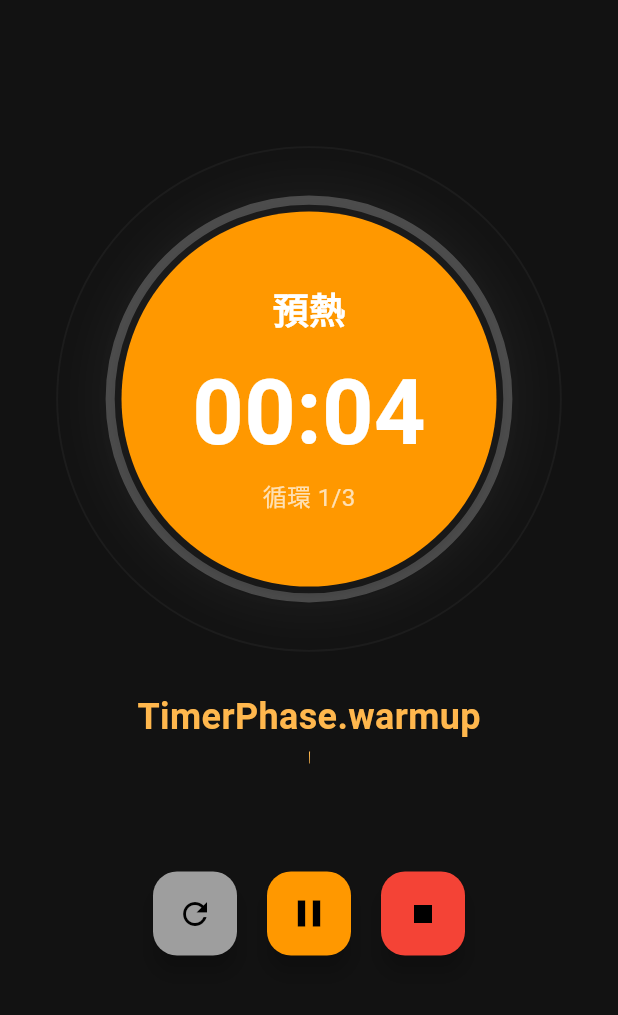
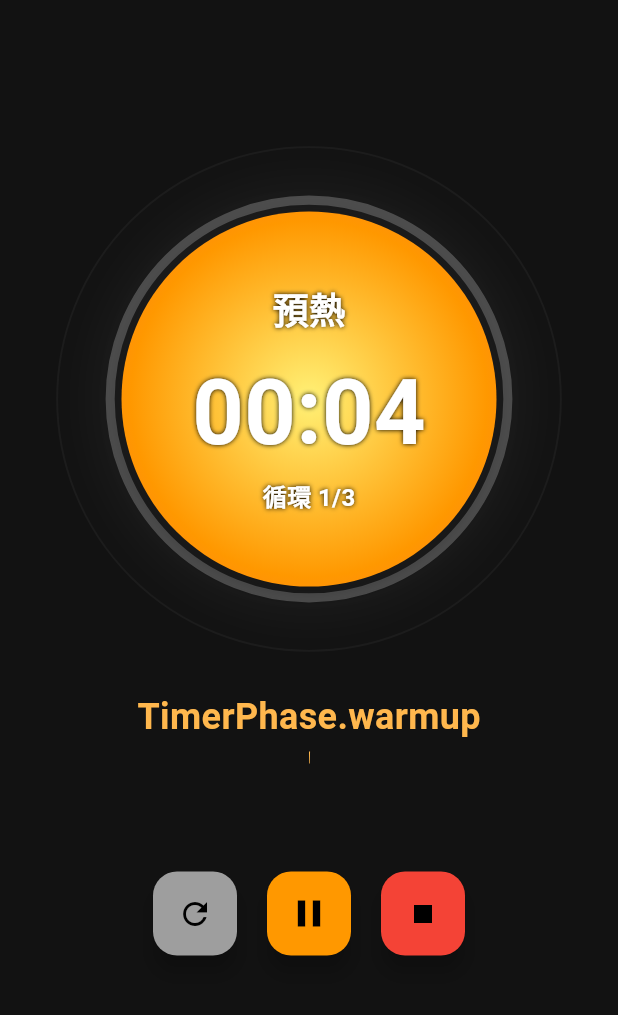
Before and after one commit to simonwell-flutter/fit_timer, a Flutter app: the screen it shows after launch, after a tap on the "play arrow" icon, on a phone screen of 412 x 824 dp, the part 84-1099 px from its top. Run offline on Flutter 3.47's test engine with Material 3 defaults, Android fonts, the phone set to English and light mode, and no system bars; our stand-ins replace just_audio, shared_preferences, wakelock_plus; Roboto replaces fonts that are missing (NotoSansTC).

Commit message:
更新 UI和加入相關階段音效

```diff
--- a/lib/providers/timer_provider.dart
+++ b/lib/providers/timer_provider.dart
@@ -21,10 +21,15 @@ class TimerProvider with ChangeNotifier {
   final AudioPlayer _tickPlayer = AudioPlayer();
   final AudioPlayer _phaseChangePlayer = AudioPlayer();
   final AudioPlayer _completePlayer = AudioPlayer();
+  final AudioPlayer _completeVoicePlayer = AudioPlayer();
   final AudioPlayer _phaseEndPlayer = AudioPlayer();
   final AudioPlayer _countThreePlayer = AudioPlayer();
   final AudioPlayer _countTwoPlayer = AudioPlayer();
   final AudioPlayer _countOnePlayer = AudioPlayer();
+  final AudioPlayer _restPlayer = AudioPlayer();
+  final AudioPlayer _workPlayer = AudioPlayer();
+  final AudioPlayer _warmupPlayer = AudioPlayer();
+  final AudioPlayer _cooldownPlayer = AudioPlayer();
 
   TimerProvider() {
     _initializeAudio();
@@ -54,10 +59,15 @@ class TimerProvider with ChangeNotifier {
       await _tickPlayer.setVolume(1.0);
       await _phaseChangePlayer.setAsset('assets/sounds/phase_change.mp3');
       await _completePlayer.setAsset('assets/sounds/complete.mp3');
+      await _completeVoicePlayer.setAsset('assets/sounds/complete_voice.mp3');
       await _phaseEndPlayer.setAsset('assets/sounds/phase_end.mp3');
       await _countThreePlayer.setAsset('assets/sounds/three.mp3');
       await _countTwoPlayer.setAsset('assets/sounds/two.mp3');
       await _countOnePlayer.setAsset('assets/sounds/one.mp3');
+      await _restPlayer.setAsset('assets/sounds/rest.mp3');
+      await _workPlayer.setAsset('assets/sounds/work.mp3');
+      await _warmupPlayer.setAsset('assets/sounds/warmup.mp3');
+      await _cooldownPlayer.setAsset('assets/sounds/cooldown.mp3');
     } catch (e) {
       debugPrint('Error initializing audio: $e');
     }
@@ -121,8 +131,15 @@ class TimerProvider with ChangeNotifier {
   }
 
   // 開始/恢復計時
-  void start() {
+  Future<void> start() async {
     if (_status == TimerStatus.running) return;
+
+    if (_phase == TimerPhase.warmup) {
+      await _warmupPlayer.stop();
+      await _warmupPlayer.seek(Duration.zero);
+      await _warmupPlayer.setVolume(1.0);
+      await _warmupPlayer.play();
+    }
 
     _status = TimerStatus.running;
     _timer = Timer.periodic(Duration(seconds: 1), _tick);
@@ -158,7 +175,7 @@ class TimerProvider with ChangeNotifier {
   }
 
   // 計時器跳動
-  void _tick(Timer timer) {
+  Future<void> _tick(Timer timer) async {
     if (_secondsRemaining > 0) {
       _secondsRemaining--;
       // 只在運動階段播放滴答聲
@@ -166,6 +183,7 @@ class TimerProvider with ChangeNotifier {
         _tickPlayer.seek(Duration.zero);
         _tickPlayer.play();
       }
+      // 倒數 3、2、1 語音
       if (_secondsRemaining == 3) {
         _countThreePlayer.seek(Duration.zero);
         _countThreePlayer.play();
@@ -181,38 +199,65 @@ class TimerProvider with ChangeNotifier {
         _phaseEndPlayer.play();
       }
     } else {
-      _moveToNextPhase();
+      await _moveToNextPhase();
     }
     notifyListeners();
   }
 
   // 移動到下一階段
-  void _moveToNextPhase() {
+  Future<void> _moveToNextPhase() async {
     if (_currentWorkout == null) return;
+
+    // 切換階段時先停止舊的 timer
+    _timer?.cancel();
 
     switch (_phase) {
       case TimerPhase.warmup:
         _phase = TimerPhase.work;
         _secondsRemaining = _currentWorkout!.workSeconds;
+        notifyListeners();
+        await Future.delayed(Duration(milliseconds: 20));
+        await _workPlayer.stop();
+        await _workPlayer.seek(Duration.zero);
+        await _workPlayer.setVolume(1.0);
+        await _workPlayer.play();
+        _timer = Timer.periodic(Duration(seconds: 1), _tick);
         break;
       case TimerPhase.work:
         if (_currentCycle < _currentWorkout!.cycles - 1) {
           _phase = TimerPhase.rest;
           _secondsRemaining = _currentWorkout!.restSeconds;
+          _restPlayer.seek(Duration.zero);
+          _restPlayer.play();
+          _timer = Timer.periodic(Duration(seconds: 1), _tick);
         } else if (_currentWorkout!.cooldownSeconds > 0) {
           _phase = TimerPhase.cooldown;
           _secondsRemaining = _currentWorkout!.cooldownSeconds;
+          notifyListeners();
+          await Future.delayed(Duration(milliseconds: 20));
+          await _cooldownPlayer.stop();
+          await _cooldownPlayer.seek(Duration.zero);
+          await _cooldownPlayer.setVolume(1.0);
+          await _cooldownPlayer.play();
+          _timer = Timer.periodic(Duration(seconds: 1), _tick);
         } else {
-          _complete();
+          await _complete();
         }
         break;
       case TimerPhase.rest:
         _phase = TimerPhase.work;
         _currentCycle++;
         _secondsRemaining = _currentWorkout!.workSeconds;
+        notifyListeners();
+        await Future.delayed(Duration(milliseconds: 20));
+        await _workPlayer.stop();
+        await _workPlayer.seek(Duration.zero);
+        await _workPlayer.setVolume(1.0);
+        await _workPlayer.play();
+        _timer = Timer.periodic(Duration(seconds: 1), _tick);
         break;
       case TimerPhase.cooldown:
-        _complete();
+        await _complete();
         break;
       case TimerPhase.complete:
         break;
@@ -220,12 +265,16 @@ class TimerProvider with ChangeNotifier {
   }
 
   // 完成訓練
-  void _complete() {
+  Future<void> _complete() async {
     _timer?.cancel();
     _phase = TimerPhase.complete;
     _status = TimerStatus.finished;
     _completePlayer.seek(Duration.zero);
     _completePlayer.play();
+    await _completeVoicePlayer.stop();
+    await _completeVoicePlayer.seek(Duration.zero);
+    await _completeVoicePlayer.setVolume(1.0);
+    await _completeVoicePlayer.play();
   }
 
   // 計算總時間
@@ -298,10 +347,15 @@ class TimerProvider with ChangeNotifier {
     _tickPlayer.dispose();
     _phaseChangePlayer.dispose();
     _completePlayer.dispose();
+    _completeVoicePlayer.dispose();
     _phaseEndPlayer.dispose();
     _countThreePlayer.dispose();
     _countTwoPlayer.dispose();
     _countOnePlayer.dispose();
+    _restPlayer.dispose();
+    _workPlayer.dispose();
+    _warmupPlayer.dispose();
+    _cooldownPlayer.dispose();
     super.dispose();
   }
 }
--- a/lib/widgets/timer_display.dart
+++ b/lib/widgets/timer_display.dart
@@ -16,29 +16,49 @@ class TimerDisplay extends StatelessWidget {
     String minutes = (secondsRemaining ~/ 60).toString().padLeft(2, '0');
     String seconds = (secondsRemaining % 60).toString().padLeft(2, '0');
 
-    // 根據階段顯示不同顏色
-    Color backgroundColor;
+    // 根據階段顯示更明顯的三色漸層顏色
+    List<Color> gradientColors;
     String phaseText;
 
     switch (timerProvider.phase) {
       case TimerPhase.warmup:
-        backgroundColor = Colors.orange;
+        gradientColors = [
+          Color(0xFFFFF176),
+          Color(0xFFFF9800),
+          Color(0xFFFF5252),
+        ]; // 黃→橙→紅
         phaseText = '預熱';
         break;
       case TimerPhase.work:
-        backgroundColor = Colors.red;
+        gradientColors = [
+          Color(0xFFFF8A65),
+          Color(0xFFFF5252),
+          Color(0xFFD32F2F),
+        ]; // 亮紅→紅→深紅
         phaseText = '運動';
         break;
       case TimerPhase.rest:
-        backgroundColor = Colors.blue;
+        gradientColors = [
+          Color(0xFF80D8FF),
+          Color(0xFF40C4FF),
+          Color(0xFF00BFAE),
+        ]; // 亮藍→藍→青綠
         phaseText = '休息';
         break;
       case TimerPhase.cooldown:
-        backgroundColor = Colors.green;
+        gradientColors = [
+          Color(0xFFB9F6CA),
+          Color(0xFF81C784),
+          Color(0xFF388E3C),
+        ]; // 亮綠→綠→深綠
         phaseText = '緩和';
         break;
       case TimerPhase.complete:
-        backgroundColor = Colors.purple;
+        gradientColors = [
+          Color(0xFFE1BEE7),
+          Color(0xFFAB47BC),
+          Color(0xFF7C43BD),
+        ]; // 亮紫→紫→深紫
         phaseText = '完成';
         break;
     }
@@ -49,7 +69,7 @@ class TimerDisplay extends StatelessWidget {
         if (timerProvider.status == TimerStatus.running)
           RippleAnimation(
             size: 350,
-            color: backgroundColor,
+            color: gradientColors[1],
             rippleCount: 5,
             isActive: true,
           ),
@@ -57,7 +77,11 @@ class TimerDisplay extends StatelessWidget {
           width: 250,
           height: 250,
           decoration: BoxDecoration(
-            color: backgroundColor,
+            gradient: RadialGradient(
+              colors: gradientColors,
+              center: Alignment.center,
+              radius: 0.95,
+            ),
             shape: BoxShape.circle,
             boxShadow: [
               BoxShadow(
@@ -77,6 +101,13 @@ class TimerDisplay extends StatelessWidget {
                     color: Colors.white,
                     fontSize: 24,
                     fontWeight: FontWeight.bold,
+                    shadows: [
+                      Shadow(
+                        offset: Offset(0, 0),
+                        blurRadius: 4,
+                        color: Colors.black,
+                      ),
+                    ],
                   ),
                 ),
                 SizedBox(height: 10),
@@ -86,12 +117,30 @@ class TimerDisplay extends StatelessWidget {
                     color: Colors.white,
                     fontSize: 60,
                     fontWeight: FontWeight.bold,
+                    shadows: [
+                      Shadow(
+                        offset: Offset(0, 0),
+                        blurRadius: 4,
+                        color: Colors.black,
+                      ),
+                    ],
                   ),
                 ),
                 if (timerProvider.phase != TimerPhase.complete)
                   Text(
                     '循環 ${timerProvider.currentCycle + 1}/${timerProvider.totalCycles}',
-                    style: TextStyle(color: Colors.white70, fontSize: 16),
+                    style: TextStyle(
+                      color: Colors.white,
+                      fontSize: 16,
+                      fontWeight: FontWeight.bold,
+                      shadows: [
+                        Shadow(
+                          offset: Offset(0, 0),
+                          blurRadius: 4,
+                          color: Colors.black,
+                        ),
+                      ],
+                    ),
                   ),
               ],
             ),
```
Also changed, not shown: 5 other files.
